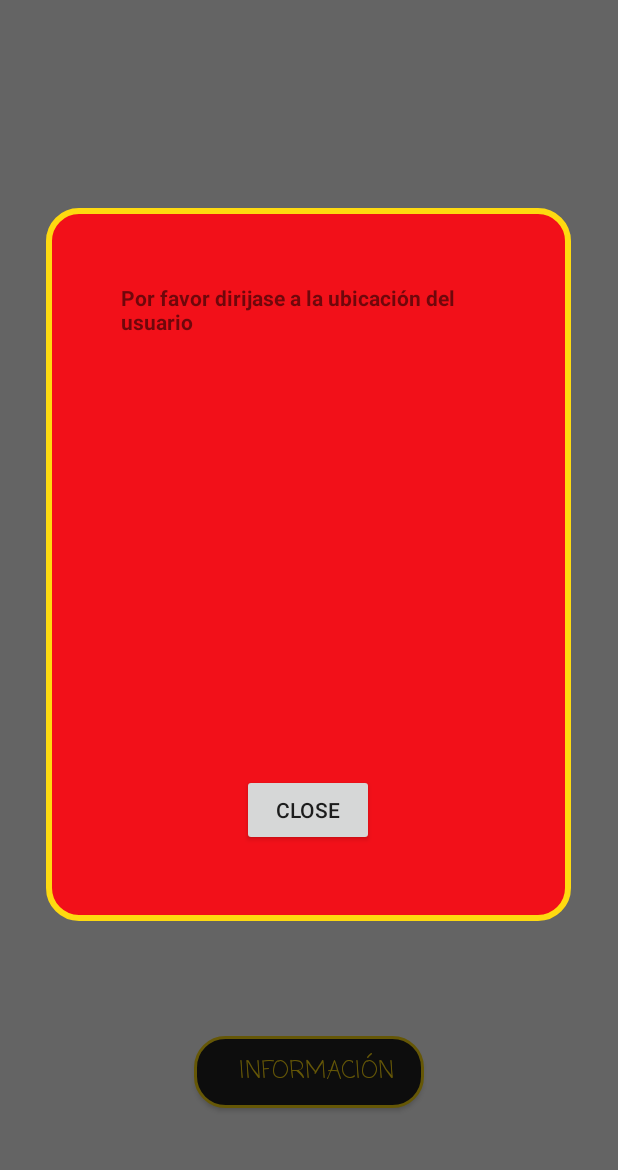
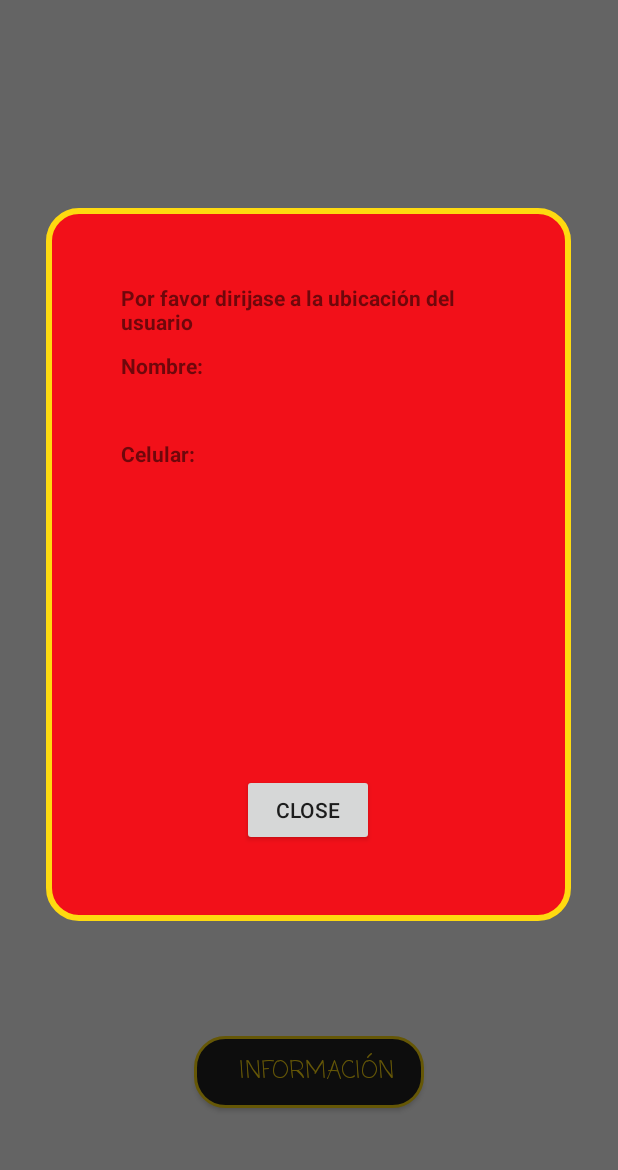
Before and after one commit to sn3id3r/Ultimo2, an Android app: the Conductores screen opened directly, with no data from a screen before it, after a tap on "ACEPTAR SERVICIO", on a phone screen of 412 x 824 dp, the part 53-1223 px from its top. Run offline under Robolectric (Android 15) with nearby library versions, the phone set to English and light mode, and no system bars; our stand-ins replace Firebase (no records; nobody signed in at launch, a user with empty details on screens opened directly); 11 statements that could not run were skipped.

```diff
--- a/app/src/main/java/e/lil/myapplication/Conductores.java
+++ b/app/src/main/java/e/lil/myapplication/Conductores.java
@@ -230,10 +230,10 @@ public class Conductores extends AppCompatActivity implements OnMapReadyCallback
                 dialog.setContentView(R.layout.window);
 
                 textView = (TextView) dialog.findViewById(R.id.text);
-                textView1 = (TextView) dialog.findViewById(R.id.text2);
-                textView2 = (TextView) dialog.findViewById(R.id.text3);
-                textView3 = (TextView) dialog.findViewById(R.id.text4);
-                textView4 = (TextView) dialog.findViewById(R.id.text5);
+                textView1 = (TextView) dialog.findViewById(R.id.text1);
+                textView2 = (TextView) dialog.findViewById(R.id.text2);
+                textView3 = (TextView) dialog.findViewById(R.id.text3);
+                textView4 = (TextView) dialog.findViewById(R.id.text4);
 
                 button = (Button) dialog.findViewById(R.id.close);
 
--- a/app/src/main/res/layout/window.xml
+++ b/app/src/main/res/layout/window.xml
@@ -16,6 +16,36 @@
         android:text="@string/Mensaje_1"
         android:textStyle="bold" />
 
+    <TextView
+        android:id="@+id/text1"
+        android:layout_marginTop="10dp"
+        android:layout_below="@id/text"
+        android:layout_width="wrap_content"
+        android:layout_height="wrap_content"
+        android:textStyle="bold" />
+    <TextView
+        android:id="@+id/text2"
+        android:layout_marginTop="10dp"
+        android:layout_below="@id/text1"
+        android:layout_width="wrap_content"
+        android:layout_height="wrap_content"
+        android:textStyle="bold" />
+
+    <TextView
+        android:id="@+id/text3"
+        android:layout_marginTop="10dp"
+        android:layout_below="@id/text2"
+        android:layout_width="wrap_content"
+        android:layout_height="wrap_content"
+        android:textStyle="bold" />
+    <TextView
+        android:id="@+id/text4"
+        android:layout_marginTop="10dp"
+        android:layout_below="@id/text3"
+        android:layout_width="wrap_content"
+        android:layout_height="wrap_content"
+        android:textStyle="bold" />
+
     <Button
         android:id="@+id/close"
         android:layout_alignParentBottom="true"
```
